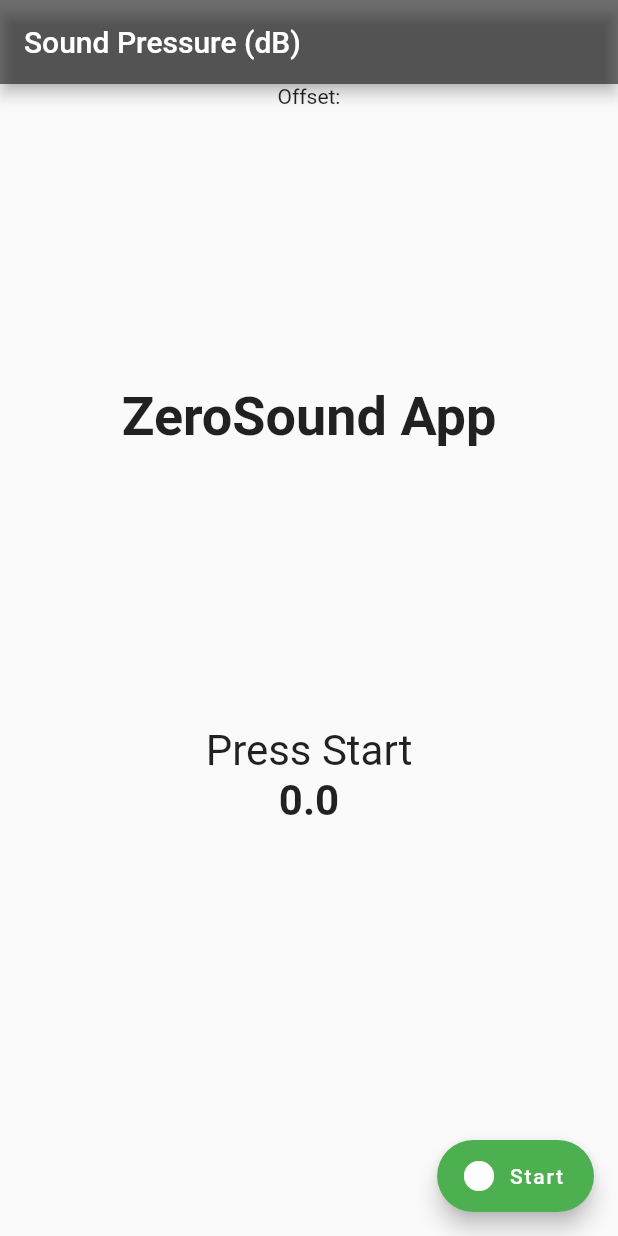
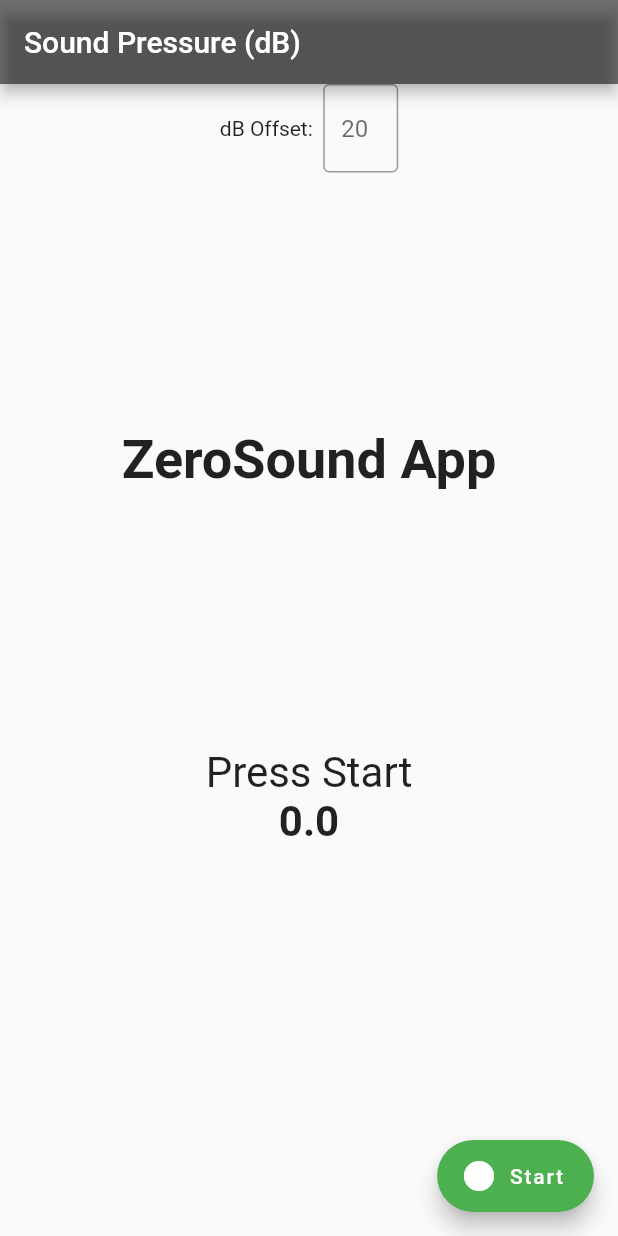
Before and after one commit to JeyzDFoo/zsidata, a Flutter app: the screen it shows after launch, on a phone screen of 412 x 824 dp. Run offline on Flutter 3.47's test engine with Material 2 defaults, Android fonts, the phone set to English and light mode, and no system bars; our stand-ins replace permission_handler; missing offline and left inert: audio_streamer; Roboto replaces fonts that are missing (Georgia).

Commit message:
added basic dB offset to calibrate

```diff
--- a/lib/noiseapp.dart
+++ b/lib/noiseapp.dart
@@ -18,6 +18,7 @@ class NoiseApp extends StatefulWidget {
 
 class _NoiseAppState extends State<NoiseApp> {
   //variable declarations
+  final _offsetController = TextEditingController();
   double  averageDB = 0;
   Timer? timer; //used to adjust averaging time
   bool _isRecording = false; //controls state of app
@@ -148,7 +149,30 @@ class _NoiseAppState extends State<NoiseApp> {
       body: Container(
         child: Column(
           children: [
-            Text('Offset:'),
+            Row(
+              mainAxisAlignment: MainAxisAlignment.center,
+              children: [
+                Text('dB Offset:  '),
+                SizedBox(
+                  width: 50,
+                  child: TextField(
+                    decoration: InputDecoration(
+                      border: OutlineInputBorder(),
+                      hintText: '20',
+                    ),
+                    controller: _offsetController,
+                    keyboardType: TextInputType.number,
+                    inputFormatters: <TextInputFormatter>[
+                      FilteringTextInputFormatter.digitsOnly
+                    ],
+                    onSubmitted: (value){
+                      offset = double.parse(value).toInt();
+                    },
+                  ),
+                ),
+              ],
+            ),
+
             Expanded(
               flex: 2,
               child: Center(
```
